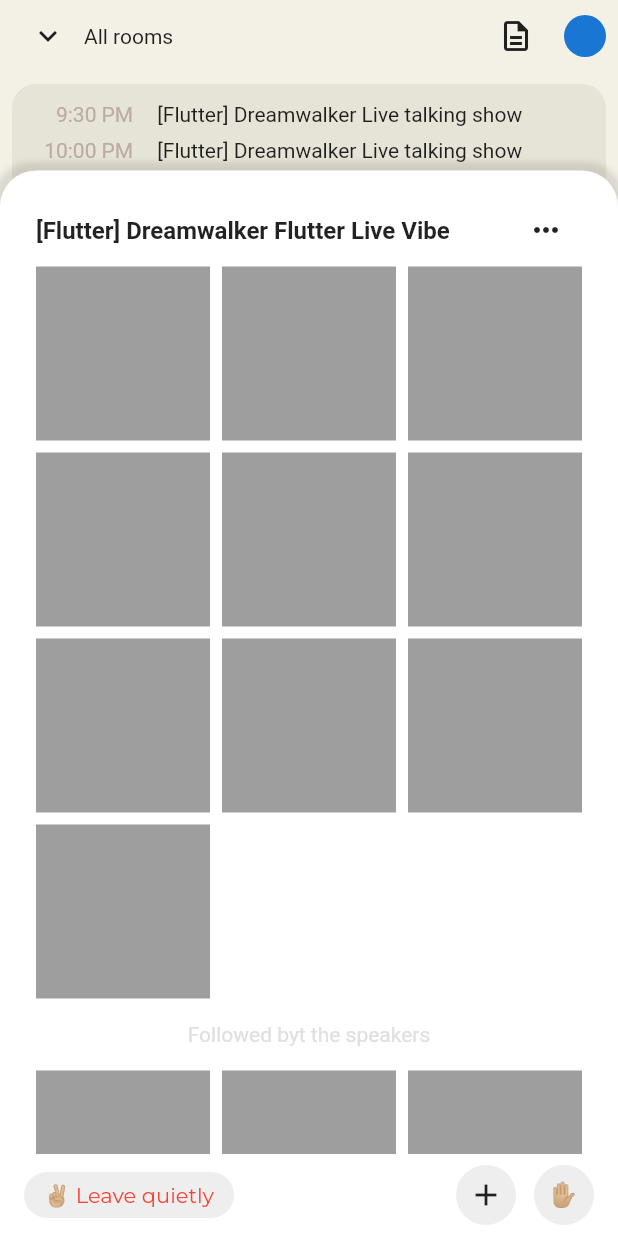
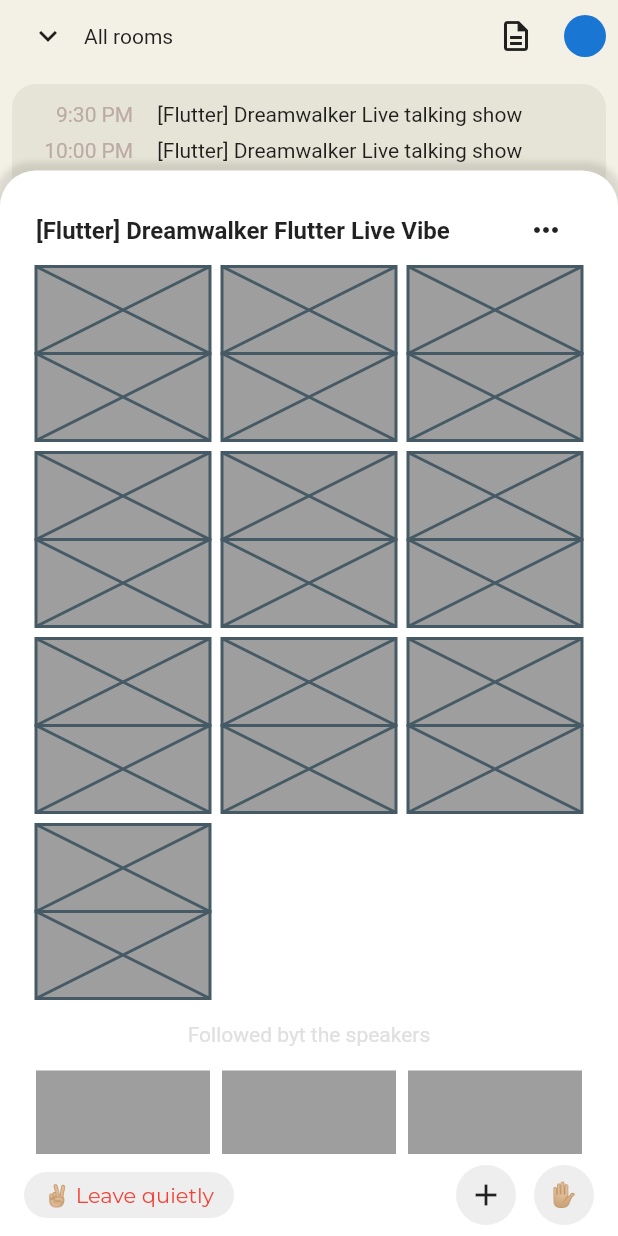
Before and after one commit to JAICHANGPARK/flutter_notebook_11th_story, a Flutter app: the screen it shows after launch, after a tap on the "apps" icon, after a tap on "+632", on a phone screen of 412 x 824 dp. Run offline on Flutter 3.47's test engine with Material 2 defaults, Android fonts, the phone set to English and light mode, and no system bars; drawn by our look-alikes of flutter_inner_drawer, flutter_slidable; our stand-ins replace backdrop, badges, google_fonts.

Commit message:
Update clubhouse_home_page.dart

```diff
--- a/lib/ep701_clubhouse/ui/clubhouse_home_page.dart
+++ b/lib/ep701_clubhouse/ui/clubhouse_home_page.dart
@@ -136,11 +136,12 @@ class _ClubhouseHomePageState extends State<ClubhouseHomePage> {
                                           decoration: BoxDecoration(
                                             color: Colors.grey
                                           ),
-                                          child: Stack(
+                                          child: Column(
                                             children: [
-
+                                              Expanded(child: Placeholder()),
+                                              Expanded(child: Placeholder()),
                                             ],
-                                          ),
+                                          )
                                         ),
 
                                         )
```
